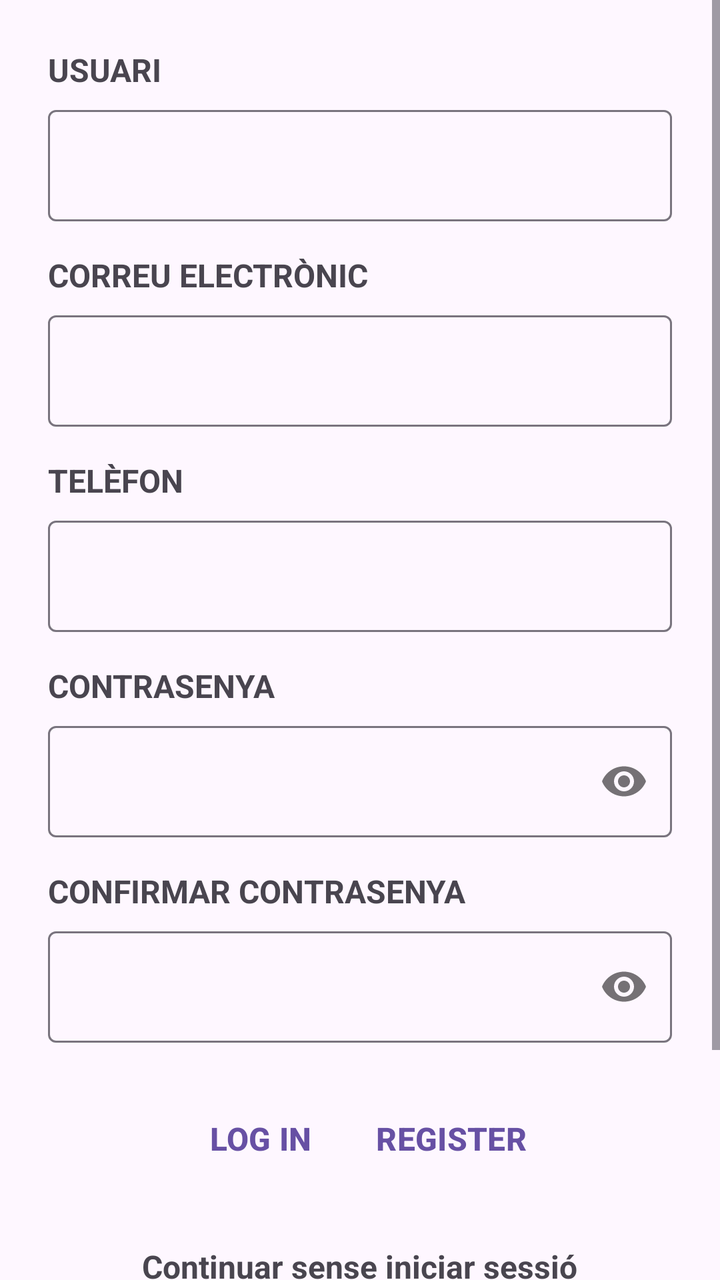
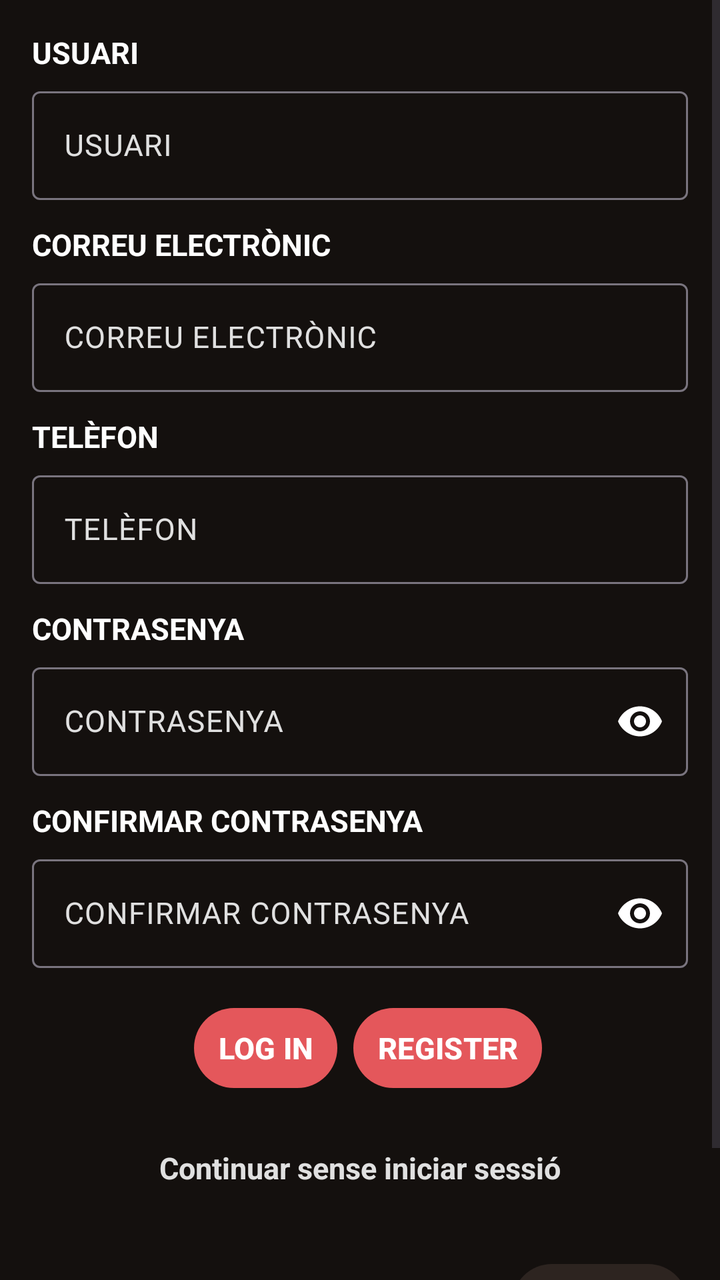

An Android layout rendered at two revisions. The XML below is the earlier revision; the diff shows what the commit changed to produce the second picture.
<!-- AndroidManifest.xml: application theme Theme.DnDiceCompanion -->
<!-- res/layout/register.xml -->
<?xml version="1.0" encoding="utf-8"?>
<ScrollView xmlns:android="http://schemas.android.com/apk/res/android"
    xmlns:app="http://schemas.android.com/apk/res-auto"
    android:id="@+id/scroll_register"
    android:layout_width="match_parent"
    android:layout_height="match_parent"
    android:fillViewport="true">

    <LinearLayout
        android:id="@+id/main_register"
        android:layout_width="match_parent"
        android:layout_height="wrap_content"
        android:orientation="vertical"
        android:gravity="center"
        android:padding="24dp">

        <TextView
            android:id="@+id/lbl_usuari"
            android:layout_width="match_parent"
            android:layout_height="wrap_content"
            android:textSize="16sp"
            android:textStyle="bold"
            android:layout_marginBottom="4dp"
            android:text="@string/user" />

        <com.google.android.material.textfield.TextInputLayout
            android:id="@+id/til_usuari"
            android:layout_width="match_parent"
            android:layout_height="wrap_content"
            android:layout_marginBottom="16dp">

            <com.google.android.material.textfield.TextInputEditText
                android:id="@+id/et_usuari"
                android:layout_width="match_parent"
                android:layout_height="wrap_content"
                android:inputType="textPersonName"
                android:textSize="16sp" />

        </com.google.android.material.textfield.TextInputLayout>

        <TextView
            android:id="@+id/lbl_email"
            android:layout_width="match_parent"
            android:layout_height="wrap_content"
            android:textSize="16sp"
            android:textStyle="bold"
            android:layout_marginBottom="4dp"
            android:text="@string/email" />

        <com.google.android.material.textfield.TextInputLayout
            android:id="@+id/til_email"
            android:layout_width="match_parent"
            android:layout_height="wrap_content"
            android:layout_marginBottom="16dp">

            <com.google.android.material.textfield.TextInputEditText
                android:id="@+id/et_email"
                android:layout_width="match_parent"
                android:layout_height="wrap_content"
                android:inputType="textEmailAddress"
                android:textSize="16sp" />

        </com.google.android.material.textfield.TextInputLayout>

        <TextView
            android:id="@+id/lbl_telefon"
            android:layout_width="match_parent"
            android:layout_height="wrap_content"
            android:textSize="16sp"
            android:textStyle="bold"
            android:layout_marginBottom="4dp"
            android:text="@string/phone" />

        <com.google.android.material.textfield.TextInputLayout
            android:id="@+id/til_telefon"
            android:layout_width="match_parent"
            android:layout_height="wrap_content"
            android:layout_marginBottom="16dp">

            <com.google.android.material.textfield.TextInputEditText
                android:id="@+id/et_telefon"
                android:layout_width="match_parent"
                android:layout_height="wrap_content"
                android:inputType="phone"
                android:textSize="16sp" />

        </com.google.android.material.textfield.TextInputLayout>

        <TextView
            android:id="@+id/lbl_contrasenya"
            android:layout_width="match_parent"
            android:layout_height="wrap_content"
            android:textSize="16sp"
            android:textStyle="bold"
            android:layout_marginBottom="4dp"
            android:text="@string/pwd" />

        <com.google.android.material.textfield.TextInputLayout
            android:id="@+id/til_contrasenya"
            android:layout_width="match_parent"
            android:layout_height="wrap_content"
            android:layout_marginBottom="16dp"
            app:passwordToggleEnabled="true">

            <com.google.android.material.textfield.TextInputEditText
                android:id="@+id/et_contrasenya"
                android:layout_width="match_parent"
                android:layout_height="wrap_content"
                android:inputType="textPassword"
                android:textSize="16sp" />

        </com.google.android.material.textfield.TextInputLayout>

        <TextView
            android:id="@+id/lbl_confirmar_contrasenya"
            android:layout_width="match_parent"
            android:layout_height="wrap_content"
            android:textSize="16sp"
            android:textStyle="bold"
            android:layout_marginBottom="4dp"
            android:text="@string/confirm_pwd" />

        <com.google.android.material.textfield.TextInputLayout
            android:id="@+id/til_confirmar_contrasenya"
            android:layout_width="match_parent"
            android:layout_height="wrap_content"
            android:layout_marginBottom="24dp"
            app:passwordToggleEnabled="true">

            <com.google.android.material.textfield.TextInputEditText
                android:id="@+id/et_confirmar_contrasenya"
                android:layout_width="match_parent"
                android:layout_height="wrap_content"
                android:inputType="textPassword"
                android:textSize="16sp" />

        </com.google.android.material.textfield.TextInputLayout>

        <LinearLayout
            android:id="@+id/layout_botons"
            android:layout_width="match_parent"
            android:layout_height="wrap_content"
            android:orientation="horizontal"
            android:gravity="center"
            android:layout_marginBottom="16dp"
            style="?android:attr/buttonBarStyle">

            <com.google.android.material.button.MaterialButton
                android:id="@+id/btn_entrar"
                android:layout_width="wrap_content"
                android:layout_height="wrap_content"
                android:textSize="16sp"
                android:textStyle="bold"
                android:text="@string/log"
                app:cornerRadius="20dp"
                style="?android:attr/buttonBarButtonStyle"/>

            <com.google.android.material.button.MaterialButton
                android:id="@+id/btn_registre"
                android:layout_width="wrap_content"
                android:layout_height="wrap_content"
                android:textSize="16sp"
                android:textStyle="bold"
                android:text="@string/reg"
                app:cornerRadius="20dp"
                style="?android:attr/buttonBarButtonStyle"/>
        </LinearLayout>

        <TextView
            android:id="@+id/noLogin"
            android:layout_width="wrap_content"
            android:layout_height="wrap_content"
            android:textSize="16sp"
            android:textStyle="bold"
            android:text="@string/noLogIn"
            android:clickable="true"
            android:focusable="true"
            android:minHeight="48dp"
            android:gravity="center"
            android:paddingStart="12dp"
            android:paddingEnd="12dp"
            android:layout_marginBottom="32dp" />

        <LinearLayout
            android:id="@+id/layout_preferencies"
            android:layout_width="match_parent"
            android:layout_height="wrap_content"
            android:orientation="vertical"
            android:gravity="end">

            <com.google.android.material.button.MaterialButton
                android:id="@+id/btn_preferencies"
                android:layout_width="wrap_content"
                android:layout_height="wrap_content"
                android:contentDescription="@string/pref"
                android:padding="12dp"
                android:insetTop="0dp"
                android:insetBottom="0dp"
                android:insetLeft="0dp"
                android:insetRight="0dp"
                app:icon="@drawable/settings"
                app:iconGravity="textStart"
                app:iconPadding="0dp"
                app:cornerRadius="24dp" />

            <TextView
                android:id="@+id/lbl_preferencies"
                android:layout_width="wrap_content"
                android:layout_height="wrap_content"
                android:textSize="14sp"
                android:textStyle="bold"
                android:gravity="center"
                android:text="@string/pref" />
        </LinearLayout>

    </LinearLayout>
</ScrollView>
<!-- resources referenced by this layout -->
<resources>
  <!-- drawable settings (drawable) -->
  <vector xmlns:android="http://schemas.android.com/apk/res/android" android:height="24dp" android:tint="#000000" android:viewportHeight="24" android:viewportWidth="24" android:width="24dp">
        
      <path android:fillColor="@android:color/white" android:pathData="M19.14,12.94c0.04,-0.3 0.06,-0.61 0.06,-0.94c0,-0.32 -0.02,-0.64 -0.07,-0.94l2.03,-1.58c0.18,-0.14 0.23,-0.41 0.12,-0.61l-1.92,-3.32c-0.12,-0.22 -0.37,-0.29 -0.59,-0.22l-2.39,0.96c-0.5,-0.38 -1.03,-0.7 -1.62,-0.94L14.4,2.81c-0.04,-0.24 -0.24,-0.41 -0.48,-0.41h-3.84c-0.24,0 -0.43,0.17 -0.47,0.41L9.25,5.35C8.66,5.59 8.12,5.92 7.63,6.29L5.24,5.33c-0.22,-0.08 -0.47,0 -0.59,0.22L2.74,8.87C2.62,9.08 2.66,9.34 2.86,9.48l2.03,1.58C4.84,11.36 4.8,11.69 4.8,12s0.02,0.64 0.07,0.94l-2.03,1.58c-0.18,0.14 -0.23,0.41 -0.12,0.61l1.92,3.32c0.12,0.22 0.37,0.29 0.59,0.22l2.39,-0.96c0.5,0.38 1.03,0.7 1.62,0.94l0.36,2.54c0.05,0.24 0.24,0.41 0.48,0.41h3.84c0.24,0 0.44,-0.17 0.47,-0.41l0.36,-2.54c0.59,-0.24 1.13,-0.56 1.62,-0.94l2.39,0.96c0.22,0.08 0.47,0 0.59,-0.22l1.92,-3.32c0.12,-0.22 0.07,-0.47 -0.12,-0.61L19.14,12.94zM12,15.6c-1.98,0 -3.6,-1.62 -3.6,-3.6s1.62,-3.6 3.6,-3.6s3.6,1.62 3.6,3.6S13.98,15.6 12,15.6z"/>
      
  </vector>
  <string name="confirm_pwd">CONFIRMAR CONTRASENYA</string>
  <string name="email">CORREU ELECTRÒNIC</string>
  <string name="log">LOG IN</string>
  <string name="noLogIn">Continuar sense iniciar sessió</string>
  <string name="phone">TELÈFON</string>
  <string name="pref">Preferencies</string>
  <string name="pwd">CONTRASENYA</string>
  <string name="reg">REGISTER</string>
  <string name="user">USUARI</string>
  <style name="Theme.DnDiceCompanion" parent="Base.Theme.DnDiceCompanion" />
  <style name="Base.Theme.DnDiceCompanion" parent="Theme.Material3.DayNight.NoActionBar">
          
          
      </style>
</resources>

<!-- the commit's change to res/layout/register.xml (unified diff, before → after) -->
@@ -4,6 +4,7 @@
     android:id="@+id/scroll_register"
     android:layout_width="match_parent"
     android:layout_height="match_parent"
+    android:background="@color/backgroud"
     android:fillViewport="true">
 
     <LinearLayout
@@ -12,29 +13,35 @@
         android:layout_height="wrap_content"
         android:orientation="vertical"
         android:gravity="center"
-        android:padding="24dp">
+        android:padding="16dp">
 
         <TextView
             android:id="@+id/lbl_usuari"
             android:layout_width="match_parent"
             android:layout_height="wrap_content"
-            android:textSize="16sp"
-            android:textStyle="bold"
-            android:layout_marginBottom="4dp"
+            android:textSize="15sp"
+            android:textStyle="bold"
+            android:textColor="@color/colorText"
+            android:layout_marginBottom="4dp"
+            android:labelFor="@+id/et_usuari"
             android:text="@string/user" />
 
         <com.google.android.material.textfield.TextInputLayout
             android:id="@+id/til_usuari"
             android:layout_width="match_parent"
             android:layout_height="wrap_content"
-            android:layout_marginBottom="16dp">
+            android:layout_marginBottom="12dp"
+            android:hint="@string/user"
+            android:textColorHint="@color/textSecundari"
+            app:hintTextColor="@color/colorText">
 
             <com.google.android.material.textfield.TextInputEditText
                 android:id="@+id/et_usuari"
                 android:layout_width="match_parent"
                 android:layout_height="wrap_content"
                 android:inputType="textPersonName"
-                android:textSize="16sp" />
+                android:textColor="@color/colorText"
+                android:textSize="15sp" />
 
         </com.google.android.material.textfield.TextInputLayout>
 
@@ -42,23 +49,29 @@
             android:id="@+id/lbl_email"
             android:layout_width="match_parent"
             android:layout_height="wrap_content"
-            android:textSize="16sp"
-            android:textStyle="bold"
-            android:layout_marginBottom="4dp"
+            android:textSize="15sp"
+            android:textStyle="bold"
+            android:textColor="@color/colorText"
+            android:layout_marginBottom="4dp"
+            android:labelFor="@+id/et_email"
             android:text="@string/email" />
 
         <com.google.android.material.textfield.TextInputLayout
             android:id="@+id/til_email"
             android:layout_width="match_parent"
             android:layout_height="wrap_content"
-            android:layout_marginBottom="16dp">
+            android:layout_marginBottom="12dp"
+            android:hint="@string/email"
+            android:textColorHint="@color/textSecundari"
+            app:hintTextColor="@color/colorText">
 
             <com.google.android.material.textfield.TextInputEditText
                 android:id="@+id/et_email"
                 android:layout_width="match_parent"
                 android:layout_height="wrap_content"
                 android:inputType="textEmailAddress"
-                android:textSize="16sp" />
+                android:textColor="@color/colorText"
+                android:textSize="15sp" />
 
         </com.google.android.material.textfield.TextInputLayout>
 
@@ -66,23 +79,29 @@
             android:id="@+id/lbl_telefon"
             android:layout_width="match_parent"
             android:layout_height="wrap_content"
-            android:textSize="16sp"
-            android:textStyle="bold"
-            android:layout_marginBottom="4dp"
+            android:textSize="15sp"
+            android:textStyle="bold"
+            android:textColor="@color/colorText"
+            android:layout_marginBottom="4dp"
+            android:labelFor="@+id/et_telefon"
             android:text="@string/phone" />
 
         <com.google.android.material.textfield.TextInputLayout
             android:id="@+id/til_telefon"
             android:layout_width="match_parent"
             android:layout_height="wrap_content"
-            android:layout_marginBottom="16dp">
+            android:layout_marginBottom="12dp"
+            android:hint="@string/phone"
+            android:textColorHint="@color/textSecundari"
+            app:hintTextColor="@color/colorText">
 
             <com.google.android.material.textfield.TextInputEditText
                 android:id="@+id/et_telefon"
                 android:layout_width="match_parent"
                 android:layout_height="wrap_content"
                 android:inputType="phone"
-                android:textSize="16sp" />
+                android:textColor="@color/colorText"
+                android:textSize="15sp" />
 
         </com.google.android.material.textfield.TextInputLayout>
 
@@ -90,49 +109,63 @@
             android:id="@+id/lbl_contrasenya"
             android:layout_width="match_parent"
             android:layout_height="wrap_content"
-            android:textSize="16sp"
-            android:textStyle="bold"
-            android:layout_marginBottom="4dp"
+            android:textSize="15sp"
+            android:textStyle="bold"
+            android:textColor="@color/colorText"
+            android:layout_marginBottom="4dp"
+            android:labelFor="@+id/et_contrasenya"
             android:text="@string/pwd" />
 
         <com.google.android.material.textfield.TextInputLayout
             android:id="@+id/til_contrasenya"
             android:layout_width="match_parent"
             android:layout_height="wrap_content"
+            android:layout_marginBottom="12dp"
+            android:hint="@string/pwd"
+            android:textColorHint="@color/textSecundari"
+            app:hintTextColor="@color/colorText"
+            app:passwordToggleEnabled="true"
+            app:passwordToggleTint="@color/colorText">
+
+            <com.google.android.material.textfield.TextInputEditText
+                android:id="@+id/et_contrasenya"
+                android:layout_width="match_parent"
+                android:layout_height="wrap_content"
+                android:inputType="textPassword"
+                android:textColor="@color/colorText"
+                android:textSize="15sp" />
+
+        </com.google.android.material.textfield.TextInputLayout>
+
+        <TextView
+            android:id="@+id/lbl_confirmar_contrasenya"
+            android:layout_width="match_parent"
+            android:layout_height="wrap_content"
+            android:textSize="15sp"
+            android:textStyle="bold"
+            android:textColor="@color/colorText"
+            android:layout_marginBottom="4dp"
+            android:labelFor="@+id/et_confirmar_contrasenya"
+            android:text="@string/confirm_pwd" />
+
+        <com.google.android.material.textfield.TextInputLayout
+            android:id="@+id/til_confirmar_contrasenya"
+            android:layout_width="match_parent"
+            android:layout_height="wrap_content"
             android:layout_marginBottom="16dp"
-            app:passwordToggleEnabled="true">
-
-            <com.google.android.material.textfield.TextInputEditText
-                android:id="@+id/et_contrasenya"
+            android:hint="@string/confirm_pwd"
+            android:textColorHint="@color/textSecundari"
+            app:hintTextColor="@color/colorText"
+            app:passwordToggleEnabled="true"
+            app:passwordToggleTint="@color/colorText">
+
+            <com.google.android.material.textfield.TextInputEditText
+                android:id="@+id/et_confirmar_contrasenya"
                 android:layout_width="match_parent"
                 android:layout_height="wrap_content"
                 android:inputType="textPassword"
-                android:textSize="16sp" />
-
-        </com.google.android.material.textfield.TextInputLayout>
-
-        <TextView
-            android:id="@+id/lbl_confirmar_contrasenya"
-            android:layout_width="match_parent"
-            android:layout_height="wrap_content"
-            android:textSize="16sp"
-            android:textStyle="bold"
-            android:layout_marginBottom="4dp"
-            android:text="@string/confirm_pwd" />
-
-        <com.google.android.material.textfield.TextInputLayout
-            android:id="@+id/til_confirmar_contrasenya"
-            android:layout_width="match_parent"
-            android:layout_height="wrap_content"
-            android:layout_marginBottom="24dp"
-            app:passwordToggleEnabled="true">
-
-            <com.google.android.material.textfield.TextInputEditText
-                android:id="@+id/et_confirmar_contrasenya"
-                android:layout_width="match_parent"
-                android:layout_height="wrap_content"
-                android:inputType="textPassword"
-                android:textSize="16sp" />
+                android:textColor="@color/colorText"
+                android:textSize="15sp" />
 
         </com.google.android.material.textfield.TextInputLayout>
 
@@ -142,16 +175,19 @@
             android:layout_height="wrap_content"
             android:orientation="horizontal"
             android:gravity="center"
-            android:layout_marginBottom="16dp"
+            android:layout_marginBottom="12dp"
             style="?android:attr/buttonBarStyle">
 
             <com.google.android.material.button.MaterialButton
                 android:id="@+id/btn_entrar"
                 android:layout_width="wrap_content"
                 android:layout_height="wrap_content"
-                android:textSize="16sp"
+                android:textSize="15sp"
                 android:textStyle="bold"
                 android:text="@string/log"
+                android:textColor="@color/colorText"
+                android:contentDescription="@string/btn_login_desc"
+                app:backgroundTint="@color/buttonColor"
                 app:cornerRadius="20dp"
                 style="?android:attr/buttonBarButtonStyle"/>
 
@@ -159,9 +195,12 @@
                 android:id="@+id/btn_registre"
                 android:layout_width="wrap_content"
                 android:layout_height="wrap_content"
-                android:textSize="16sp"
+                android:textSize="15sp"
                 android:textStyle="bold"
                 android:text="@string/reg"
+                android:textColor="@color/colorText"
+                android:contentDescription="@string/btn_register_desc"
+                app:backgroundTint="@color/buttonColor"
                 app:cornerRadius="20dp"
                 style="?android:attr/buttonBarButtonStyle"/>
         </LinearLayout>
@@ -170,16 +209,18 @@
             android:id="@+id/noLogin"
             android:layout_width="wrap_content"
             android:layout_height="wrap_content"
-            android:textSize="16sp"
+            android:textSize="15sp"
             android:textStyle="bold"
             android:text="@string/noLogIn"
+            android:textColor="@color/textSecundari"
+            android:contentDescription="@string/btn_no_login_desc"
             android:clickable="true"
             android:focusable="true"
             android:minHeight="48dp"
             android:gravity="center"
             android:paddingStart="12dp"
             android:paddingEnd="12dp"
-            android:layout_marginBottom="32dp" />
+            android:layout_marginBottom="24dp" />
 
         <LinearLayout
             android:id="@+id/layout_preferencies"
@@ -193,23 +234,25 @@
                 android:layout_width="wrap_content"
                 android:layout_height="wrap_content"
                 android:contentDescription="@string/pref"
-                android:padding="12dp"
+                android:padding="10dp"
                 android:insetTop="0dp"
                 android:insetBottom="0dp"
                 android:insetLeft="0dp"
                 android:insetRight="0dp"
+                app:backgroundTint="@color/cardBackground"
                 app:icon="@drawable/settings"
                 app:iconGravity="textStart"
                 app:iconPadding="0dp"
-                app:cornerRadius="24dp" />
+                app:cornerRadius="20dp" />
 
             <TextView
                 android:id="@+id/lbl_preferencies"
                 android:layout_width="wrap_content"
                 android:layout_height="wrap_content"
-                android:textSize="14sp"
+                android:textSize="13sp"
                 android:textStyle="bold"
                 android:gravity="center"
+                android:textColor="@color/textSecundari"
                 android:text="@string/pref" />
         </LinearLayout>
 
<!-- resource entries referenced after the edit -->
@@ -1,11 +1,17 @@
 <!-- resources referenced by this layout -->
 <resources>
+  <color name="backgroud">#14100E</color>
+  <color name="buttonColor">#E4575B</color>
+  <color name="cardBackground">#2D2420</color>
+  <color name="colorText">#FFFFFF</color>
+  <color name="textSecundari">#E0E0E0</color>
   <!-- drawable settings (drawable) -->
   <vector xmlns:android="http://schemas.android.com/apk/res/android" android:height="24dp" android:tint="#000000" android:viewportHeight="24" android:viewportWidth="24" android:width="24dp">
-        
       <path android:fillColor="@android:color/white" android:pathData="M19.14,12.94c0.04,-0.3 0.06,-0.61 0.06,-0.94c0,-0.32 -0.02,-0.64 -0.07,-0.94l2.03,-1.58c0.18,-0.14 0.23,-0.41 0.12,-0.61l-1.92,-3.32c-0.12,-0.22 -0.37,-0.29 -0.59,-0.22l-2.39,0.96c-0.5,-0.38 -1.03,-0.7 -1.62,-0.94L14.4,2.81c-0.04,-0.24 -0.24,-0.41 -0.48,-0.41h-3.84c-0.24,0 -0.43,0.17 -0.47,0.41L9.25,5.35C8.66,5.59 8.12,5.92 7.63,6.29L5.24,5.33c-0.22,-0.08 -0.47,0 -0.59,0.22L2.74,8.87C2.62,9.08 2.66,9.34 2.86,9.48l2.03,1.58C4.84,11.36 4.8,11.69 4.8,12s0.02,0.64 0.07,0.94l-2.03,1.58c-0.18,0.14 -0.23,0.41 -0.12,0.61l1.92,3.32c0.12,0.22 0.37,0.29 0.59,0.22l2.39,-0.96c0.5,0.38 1.03,0.7 1.62,0.94l0.36,2.54c0.05,0.24 0.24,0.41 0.48,0.41h3.84c0.24,0 0.44,-0.17 0.47,-0.41l0.36,-2.54c0.59,-0.24 1.13,-0.56 1.62,-0.94l2.39,0.96c0.22,0.08 0.47,0 0.59,-0.22l1.92,-3.32c0.12,-0.22 0.07,-0.47 -0.12,-0.61L19.14,12.94zM12,15.6c-1.98,0 -3.6,-1.62 -3.6,-3.6s1.62,-3.6 3.6,-3.6s3.6,1.62 3.6,3.6S13.98,15.6 12,15.6z"/>
-      
   </vector>
+  <string name="btn_login_desc">Iniciar sessió</string>
+  <string name="btn_no_login_desc">Continuar sense iniciar sessió</string>
+  <string name="btn_register_desc">Registrar-se</string>
   <string name="confirm_pwd">CONFIRMAR CONTRASENYA</string>
   <string name="email">CORREU ELECTRÒNIC</string>
   <string name="log">LOG IN</string>
@@ -17,8 +23,6 @@
   <string name="user">USUARI</string>
   <style name="Theme.DnDiceCompanion" parent="Base.Theme.DnDiceCompanion" />
   <style name="Base.Theme.DnDiceCompanion" parent="Theme.Material3.DayNight.NoActionBar">
-          
-          
       </style>
 </resources>
 
